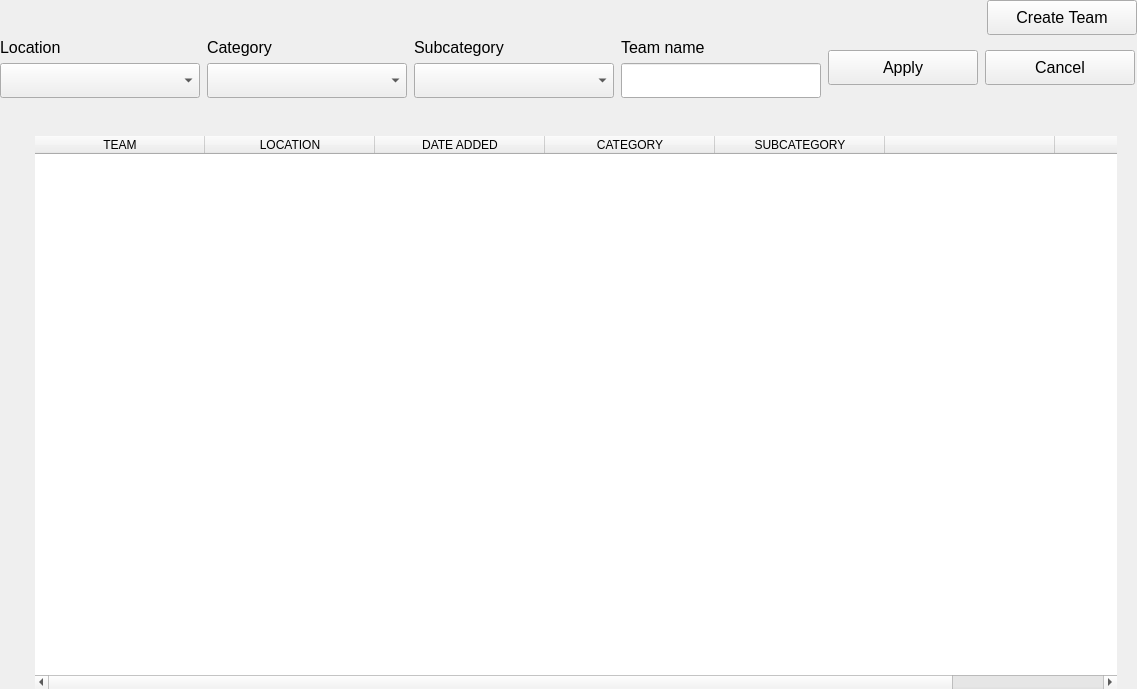
Old version of the form client/screens/widgets/teams/teams.ui in the repository kleroop/TechCourse_2022_12.
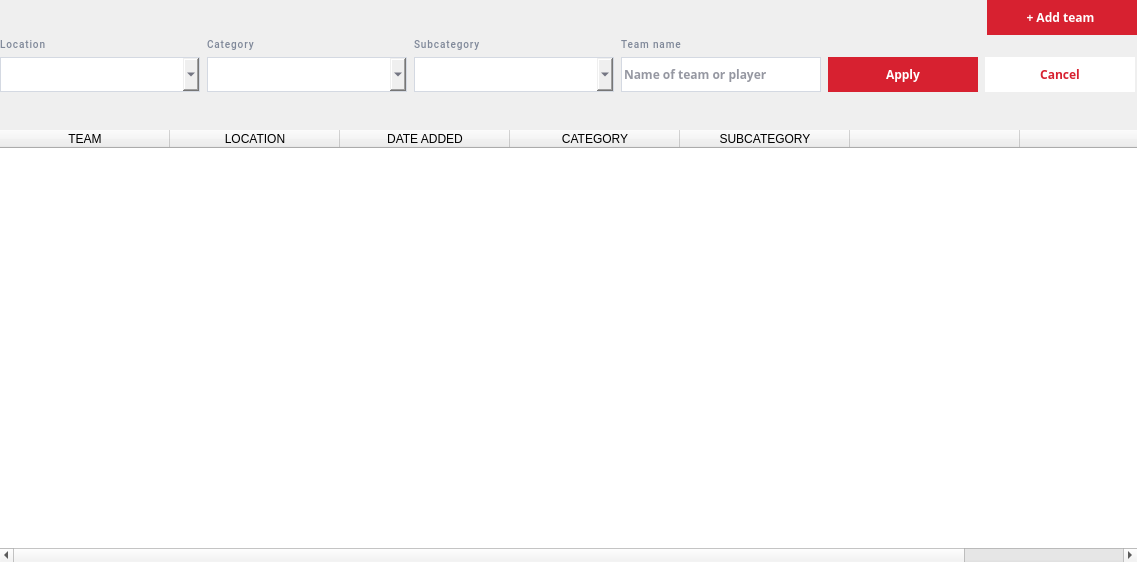
New version of the form. Icons and pictures are not drawn.

Patch:
```diff
--- a/client/screens/widgets/teams/teams.ui
+++ b/client/screens/widgets/teams/teams.ui
@@ -7,11 +7,11 @@
     <x>0</x>
     <y>0</y>
     <width>1137</width>
-    <height>689</height>
+    <height>562</height>
    </rect>
   </property>
   <property name="sizePolicy">
-   <sizepolicy hsizetype="Maximum" vsizetype="Maximum">
+   <sizepolicy hsizetype="Minimum" vsizetype="Maximum">
     <horstretch>0</horstretch>
     <verstretch>0</verstretch>
    </sizepolicy>
@@ -90,11 +90,30 @@
         </property>
         <property name="font">
          <font>
-          <pointsize>12</pointsize>
+          <family>Open Sans</family>
+          <pointsize>-1</pointsize>
+          <weight>75</weight>
+          <italic>false</italic>
+          <bold>true</bold>
          </font>
         </property>
+        <property name="cursor">
+         <cursorShape>PointingHandCursor</cursorShape>
+        </property>
+        <property name="styleSheet">
+         <string notr="true">background: #D72130;
+border: 1px solid #C63638;
+border: none;
+
+font-family: 'Open Sans';
+font-style: normal;
+font-weight: 600;
+font-size: 12px;
+line-height: 16px;
+color: #FFFFFF;</string>
+        </property>
         <property name="text">
-         <string>Create Team</string>
+         <string>+ Add team </string>
         </property>
        </widget>
       </item>
@@ -140,9 +159,24 @@
           </property>
           <property name="font">
            <font>
-            <pointsize>12</pointsize>
+            <family>Roboto</family>
+            <pointsize>-1</pointsize>
+            <weight>62</weight>
+            <italic>false</italic>
+            <bold>true</bold>
            </font>
           </property>
+          <property name="styleSheet">
+           <string notr="true">font-family: 'Roboto';
+font-style: normal;
+font-weight: 500;
+font-size: 10px;
+line-height: 12px;
+letter-spacing: 0.9px;
+text-transform: uppercase;
+color: #7F8899;
+</string>
+          </property>
           <property name="text">
            <string>Location</string>
           </property>
@@ -164,9 +198,28 @@
           </property>
           <property name="font">
            <font>
-            <pointsize>11</pointsize>
+            <family>Open Sans</family>
+            <pointsize>-1</pointsize>
+            <weight>75</weight>
+            <italic>false</italic>
+            <bold>true</bold>
            </font>
           </property>
+          <property name="cursor">
+           <cursorShape>PointingHandCursor</cursorShape>
+          </property>
+          <property name="styleSheet">
+           <string notr="true">border: 1px solid #D4D9E2;
+font-family: 'Open Sans';
+font-style: normal;
+font-weight: 600;
+font-size: 12px;
+line-height: 16px;
+color: #2B2F43;</string>
+          </property>
+          <property name="frame">
+           <bool>false</bool>
+          </property>
          </widget>
         </item>
        </layout>
@@ -203,9 +256,23 @@
           </property>
           <property name="font">
            <font>
-            <pointsize>12</pointsize>
+            <family>Roboto</family>
+            <pointsize>-1</pointsize>
+            <weight>62</weight>
+            <italic>false</italic>
+            <bold>true</bold>
            </font>
           </property>
+          <property name="styleSheet">
+           <string notr="true">font-family: 'Roboto';
+font-style: normal;
+font-weight: 500;
+font-size: 10px;
+line-height: 12px;
+letter-spacing: 0.9px;
+text-transform: uppercase;
+color: #7F8899;</string>
+          </property>
           <property name="text">
            <string>Category</string>
           </property>
@@ -227,9 +294,25 @@
           </property>
           <property name="font">
            <font>
-            <pointsize>11</pointsize>
+            <family>Open Sans</family>
+            <pointsize>-1</pointsize>
+            <weight>75</weight>
+            <italic>false</italic>
+            <bold>true</bold>
            </font>
           </property>
+          <property name="cursor">
+           <cursorShape>PointingHandCursor</cursorShape>
+          </property>
+          <property name="styleSheet">
+           <string notr="true">border: 1px solid #D4D9E2;
+font-family: 'Open Sans';
+font-style: normal;
+font-weight: 600;
+font-size: 12px;
+line-height: 16px;
+color: #2B2F43;</string>
+          </property>
          </widget>
         </item>
        </layout>
@@ -266,9 +349,23 @@
           </property>
           <property name="font">
            <font>
-            <pointsize>12</pointsize>
+            <family>Roboto</family>
+            <pointsize>-1</pointsize>
+            <weight>62</weight>
+            <italic>false</italic>
+            <bold>true</bold>
            </font>
           </property>
+          <property name="styleSheet">
+           <string notr="true">font-family: 'Roboto';
+font-style: normal;
+font-weight: 500;
+font-size: 10px;
+line-height: 12px;
+letter-spacing: 0.9px;
+text-transform: uppercase;
+color: #7F8899;</string>
+          </property>
           <property name="text">
            <string>Subcategory</string>
           </property>
@@ -290,9 +387,25 @@
           </property>
           <property name="font">
            <font>
-            <pointsize>11</pointsize>
+            <family>Open Sans</family>
+            <pointsize>-1</pointsize>
+            <weight>75</weight>
+            <italic>false</italic>
+            <bold>true</bold>
            </font>
           </property>
+          <property name="cursor">
+           <cursorShape>PointingHandCursor</cursorShape>
+          </property>
+          <property name="styleSheet">
+           <string notr="true">border: 1px solid #D4D9E2;
+font-family: 'Open Sans';
+font-style: normal;
+font-weight: 600;
+font-size: 12px;
+line-height: 16px;
+color: #2B2F43;</string>
+          </property>
          </widget>
         </item>
        </layout>
@@ -329,9 +442,23 @@
           </property>
           <property name="font">
            <font>
-            <pointsize>12</pointsize>
+            <family>Roboto</family>
+            <pointsize>-1</pointsize>
+            <weight>62</weight>
+            <italic>false</italic>
+            <bold>true</bold>
            </font>
           </property>
+          <property name="styleSheet">
+           <string notr="true">font-family: 'Roboto';
+font-style: normal;
+font-weight: 500;
+font-size: 10px;
+line-height: 12px;
+letter-spacing: 0.9px;
+text-transform: uppercase;
+color: #7F8899;</string>
+          </property>
           <property name="text">
            <string>Team name</string>
           </property>
@@ -353,15 +480,32 @@
           </property>
           <property name="font">
            <font>
-            <pointsize>12</pointsize>
+            <family>Open Sans</family>
+            <pointsize>-1</pointsize>
+            <weight>75</weight>
+            <italic>false</italic>
+            <bold>true</bold>
            </font>
           </property>
+          <property name="styleSheet">
+           <string notr="true">border: 1px solid #D4D9E2;
+font-family: 'Open Sans';
+font-style: normal;
+font-weight: 600;
+font-size: 12px;
+line-height: 16px;
+color: #2B2F43;
+</string>
+          </property>
+          <property name="placeholderText">
+           <string>Name of team or player</string>
+          </property>
          </widget>
         </item>
        </layout>
       </widget>
      </item>
-     <item>
+     <item alignment="Qt::AlignBottom">
       <widget class="QPushButton" name="applyButton">
        <property name="sizePolicy">
         <sizepolicy hsizetype="Maximum" vsizetype="Maximum">
@@ -377,15 +521,32 @@
        </property>
        <property name="font">
         <font>
-         <pointsize>12</pointsize>
+         <family>Open Sans</family>
+         <pointsize>-1</pointsize>
+         <weight>75</weight>
+         <italic>false</italic>
+         <bold>true</bold>
         </font>
        </property>
+       <property name="cursor">
+        <cursorShape>PointingHandCursor</cursorShape>
+       </property>
+       <property name="styleSheet">
+        <string notr="true">background: #D72130;
+border: none;
+font-family: 'Open Sans';
+font-style: normal;
+font-weight: 600;
+font-size: 12px;
+line-height: 16px;
+color: #FFFFFF;</string>
+       </property>
        <property name="text">
         <string>Apply</string>
        </property>
       </widget>
      </item>
-     <item>
+     <item alignment="Qt::AlignBottom">
       <widget class="QPushButton" name="cancelButton">
        <property name="sizePolicy">
         <sizepolicy hsizetype="Maximum" vsizetype="Maximum">
@@ -401,9 +562,26 @@
        </property>
        <property name="font">
         <font>
-         <pointsize>12</pointsize>
+         <family>Open Sans</family>
+         <pointsize>-1</pointsize>
+         <weight>75</weight>
+         <italic>false</italic>
+         <bold>true</bold>
         </font>
        </property>
+       <property name="cursor">
+        <cursorShape>PointingHandCursor</cursorShape>
+       </property>
+       <property name="styleSheet">
+        <string notr="true">background: #FFFFFF;
+border: none;
+font-family: 'Open Sans';
+font-style: normal;
+font-weight: 600;
+font-size: 12px;
+line-height: 16px;
+color: #D72130;</string>
+       </property>
        <property name="text">
         <string>Cancel</string>
        </property>
@@ -447,8 +625,6 @@
 }
 
 QTableWidget {
-	padding-left: 35;
-	padding-right: 20;
 	padding-top: 15;
 	border: none;
 }
```
